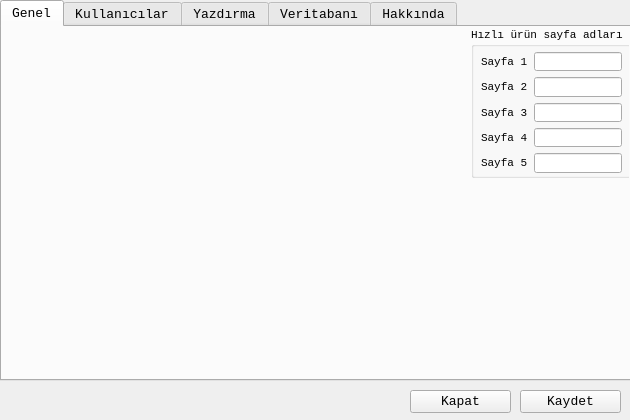
Before: the Qt Designer form ayarlardialog.ui in mamoo81/bhss, drawn with Qt 5.
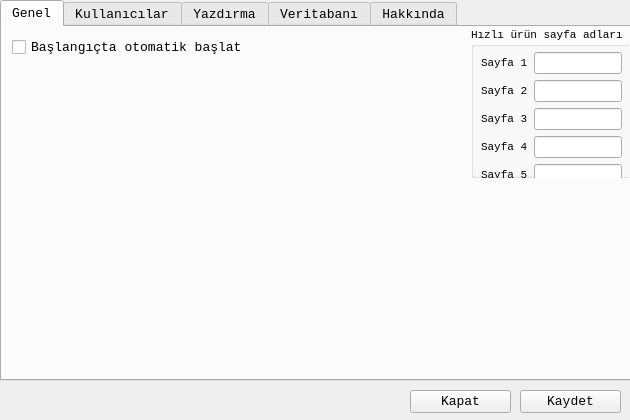
After: the same form once the commit is applied. Icons and pictures are not drawn.

Commit message: başlangıçta oto başlatma eklendi

Diff of the .ui file:
```diff
--- a/ayarlardialog.ui
+++ b/ayarlardialog.ui
@@ -65,13 +65,13 @@
      <property name="title">
       <string>Hızlı ürün sayfa adları</string>
      </property>
-     <widget class="QWidget" name="">
+     <widget class="QWidget" name="layoutWidget">
       <property name="geometry">
        <rect>
         <x>10</x>
         <y>25</y>
         <width>141</width>
-        <height>121</height>
+        <height>136</height>
        </rect>
       </property>
       <layout class="QFormLayout" name="formLayout_2">
@@ -148,6 +148,19 @@
       </layout>
      </widget>
     </widget>
+    <widget class="QCheckBox" name="otoMhsscheckBox">
+     <property name="geometry">
+      <rect>
+       <x>10</x>
+       <y>10</y>
+       <width>231</width>
+       <height>21</height>
+      </rect>
+     </property>
+     <property name="text">
+      <string>Başlangıçta otomatik başlat</string>
+     </property>
+    </widget>
    </widget>
    <widget class="QWidget" name="tabKullanicilar">
     <attribute name="title">
```
The commit also changes 1 other file.
